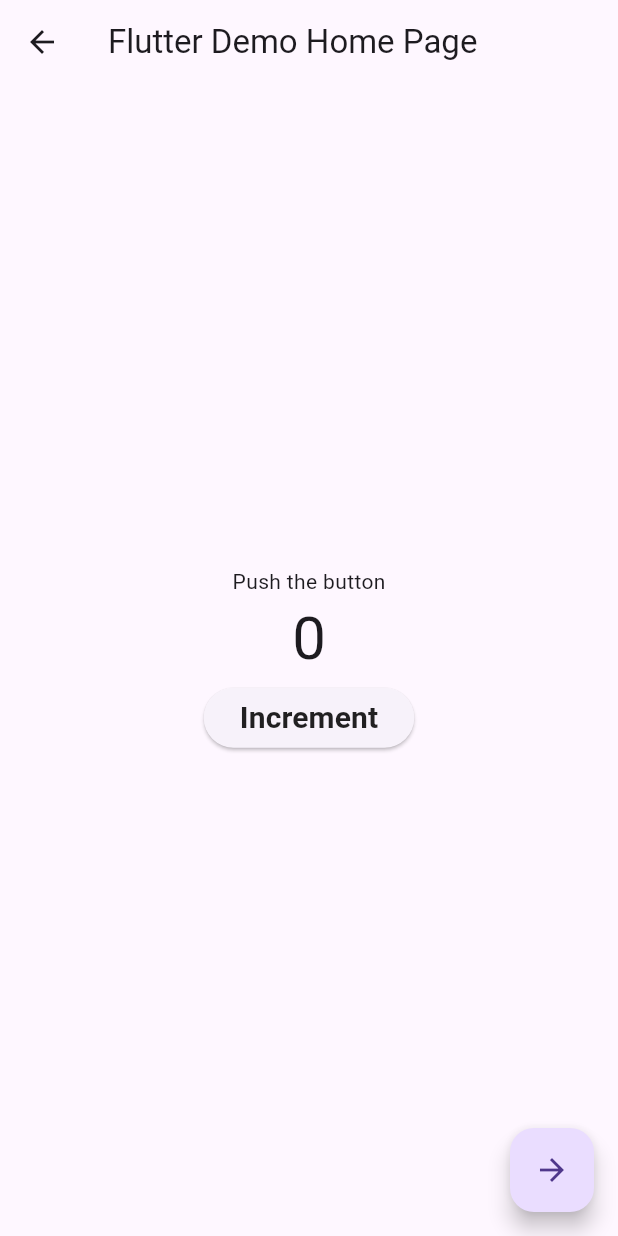
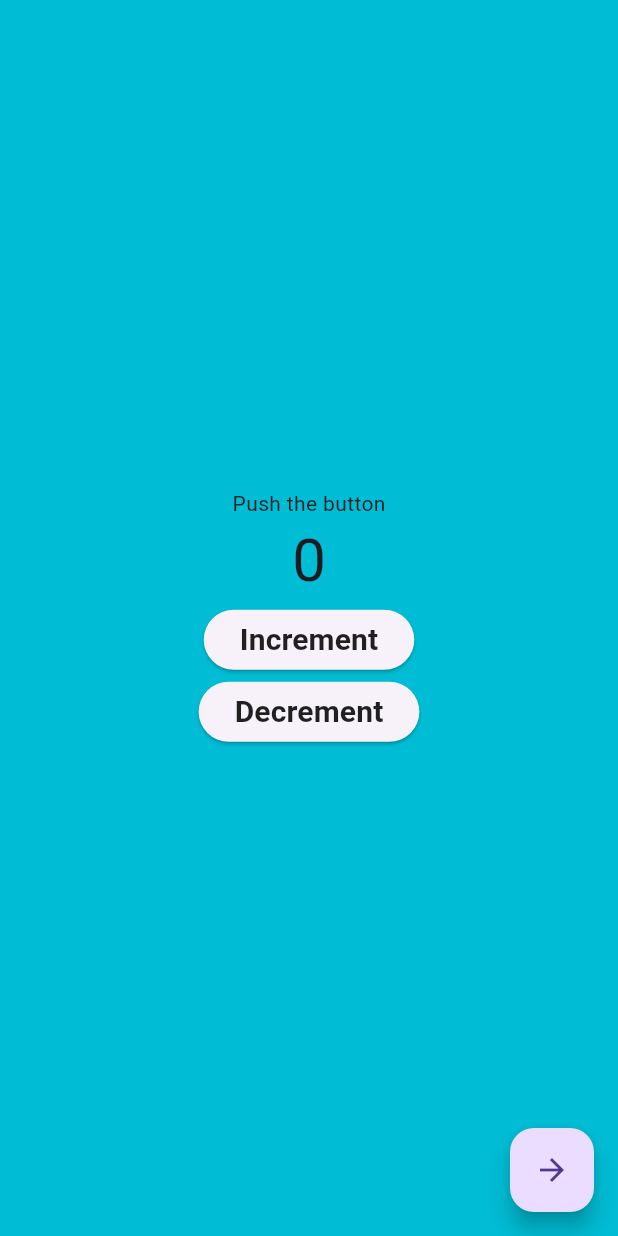
Before and after one commit to Mohamed-Abdel-Rahem/reactivehub, a Flutter app: the MySecond screen opened directly, on a phone screen of 412 x 824 dp. Run offline on Flutter 3.47's test engine with Material 3 defaults, Android fonts, the phone set to English and light mode, and no system bars.

Commit message:
Provider concepts
Provider concepts as shared variable with screens

```diff
--- a/lib/inherited/second.dart
+++ /dev/null
@@ -1,36 +0,0 @@
-import 'package:flutter/material.dart';
-
-class MySecond extends StatelessWidget {
-  const MySecond({super.key});
-
-  @override
-  Widget build(BuildContext context) {
-    return Scaffold(
-      appBar: AppBar(title: const Text('Flutter Demo Home Page')),
-      body: Center(
-        child: Column(
-          mainAxisAlignment: MainAxisAlignment.center,
-          children: [
-            Text('Push the button'),
-            Text('0', style: TextStyle(fontSize: 40)),
-            ElevatedButton(
-              onPressed: () {},
-              child: Text(
-                'Increment',
-                style: TextStyle(
-                  fontSize: 20,
-                  color: Colors.black87,
-                  fontWeight: FontWeight.bold,
-                ),
-              ),
-            ),
-          ],
-        ),
-      ),
-      floatingActionButton: FloatingActionButton(
-        onPressed: () {},
-        child: Icon(Icons.arrow_forward),
-      ),
-    );
-  }
-}
--- a/lib/main.dart
+++ b/lib/main.dart
@@ -1,5 +1,7 @@
 import 'package:flutter/material.dart';
-import 'package:reactivehub/inherited/home_page.dart';
+import 'package:provider/provider.dart';
+import 'package:reactivehub/provider_inherited/home_page.dart';
+import 'package:reactivehub/provider_inherited/provider/counter_provider.dart';
 
 void main() {
   runApp(const MyApp());
@@ -11,6 +13,9 @@ class MyApp extends StatelessWidget {
   // This widget is the root of your application.
   @override
   Widget build(BuildContext context) {
-    return MaterialApp(home: MyHomePage());
+    return ChangeNotifierProvider(
+      create: (context) => CounterProvider(),
+      child: MaterialApp(home: MyHomePage()),
+    );
   }
 }
--- /dev/null
+++ b/lib/provider_inherited/second.dart
@@ -0,0 +1,72 @@
+import 'package:flutter/material.dart';
+import 'package:provider/provider.dart';
+import 'package:reactivehub/provider_inherited/home_page.dart';
+import 'package:reactivehub/provider_inherited/provider/counter_provider.dart';
+
+class MySecond extends StatelessWidget {
+  const MySecond({super.key});
+
+  @override
+  Widget build(BuildContext context) {
+    return Scaffold(
+      backgroundColor: Colors.cyan,
+
+      body: Center(
+        child: Column(
+          mainAxisAlignment: MainAxisAlignment.center,
+          children: [
+            Text('Push the button'),
+            Consumer(
+              builder: (context, CounterProvider value, child) {
+                return Text('${value.counter}', style: TextStyle(fontSize: 40));
+              },
+            ),
+            ElevatedButton(
+              onPressed: () {
+                CounterProvider provider = Provider.of<CounterProvider>(
+                  context,
+                  listen: false,
+                );
+                provider.increment();
+              },
+              child: Text(
+                'Increment',
+                style: TextStyle(
+                  fontSize: 20,
+                  color: Colors.black87,
+                  fontWeight: FontWeight.bold,
+                ),
+              ),
+            ),
+            ElevatedButton(
+              onPressed: () {
+                CounterProvider provider = Provider.of<CounterProvider>(
+                  context,
+                  listen: false,
+                );
+                provider.decrement();
+              },
+              child: Text(
+                'Decrement',
+                style: TextStyle(
+                  fontSize: 20,
+                  color: Colors.black87,
+                  fontWeight: FontWeight.bold,
+                ),
+              ),
+            ),
+          ],
+        ),
+      ),
+      floatingActionButton: FloatingActionButton(
+        onPressed: () {
+          Navigator.push(
+            context,
+            MaterialPageRoute(builder: (context) => const MyHomePage()),
+          );
+        },
+        child: Icon(Icons.arrow_forward),
+      ),
+    );
+  }
+}
```
Also changed, not shown: lib/inherited/home_page.dart (deleted, +0 -36 lines), lib/provider_inherited/home_page.dart (added, +72 -0 lines), lib/provider_inherited/provider/counter_provider.dart (renamed from lib/inherited/provider/counter_provider.dart, +9 -0 lines), lib/provider_inherited/provider/my_provider.dart (added).
